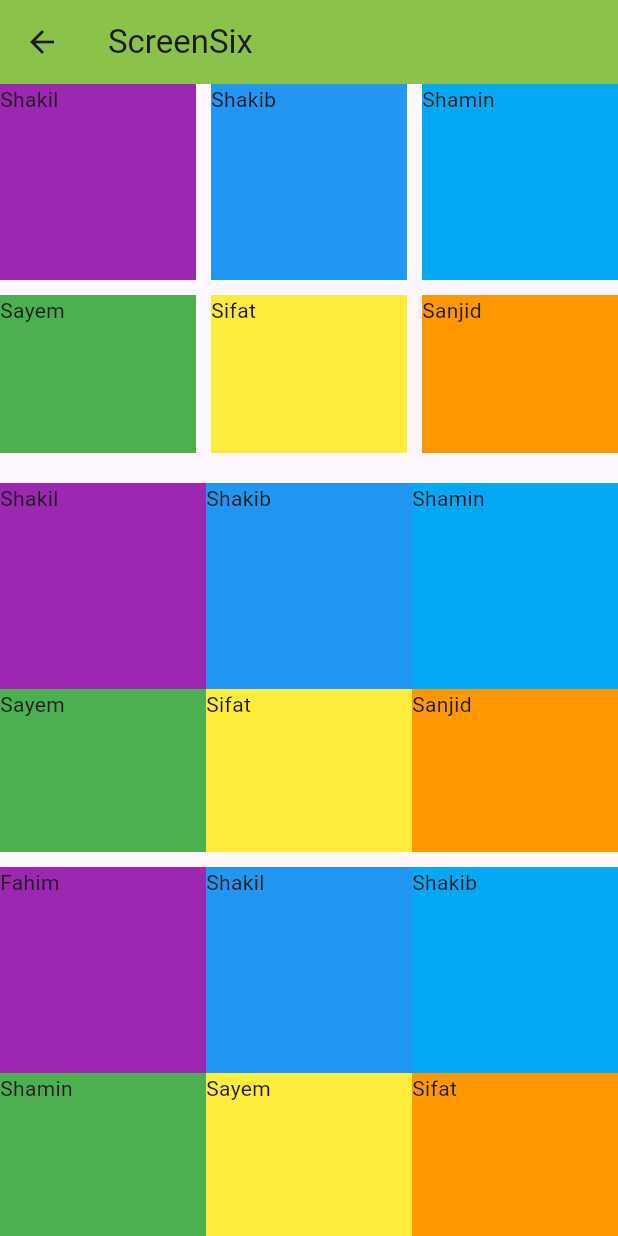
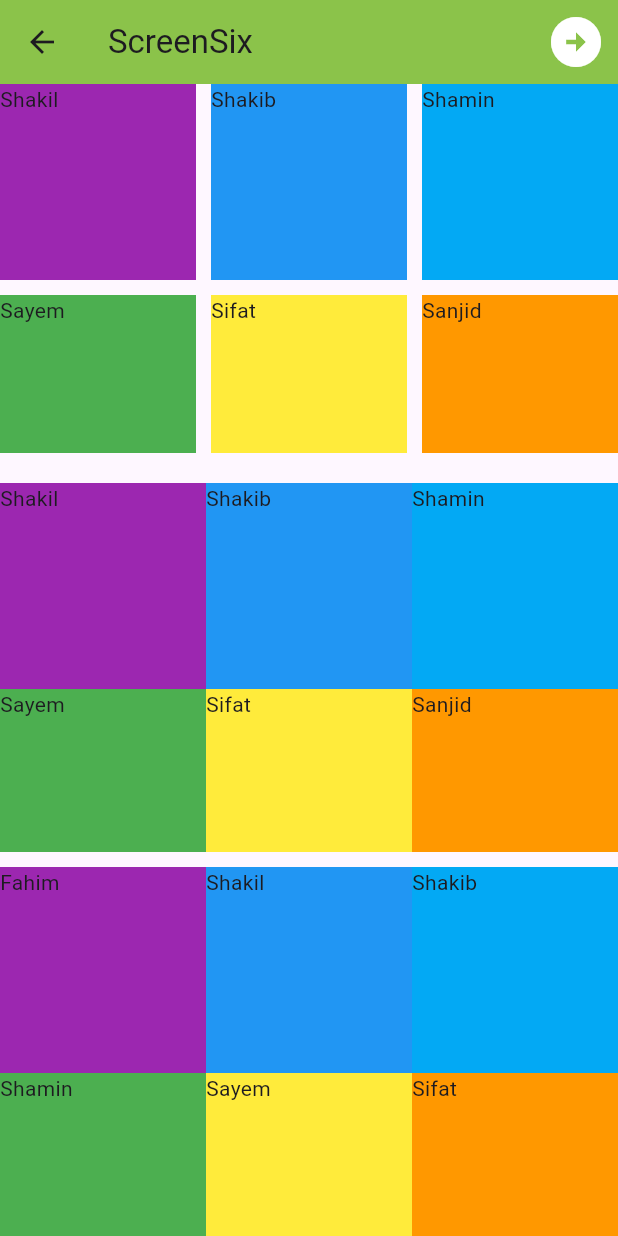
Before and after one commit to FAHIMSHAKIL102/flutter_wscube_practice, a Flutter app: the Screensix screen opened directly, on a phone screen of 412 x 824 dp. Run offline on Flutter 3.47's test engine with Material 3 defaults, Android fonts, the phone set to English and light mode, and no system bars; network calls fail.

Commit message:
add_icon

```diff
--- a/lib/screensix.dart
+++ b/lib/screensix.dart
@@ -1,4 +1,5 @@
 import 'package:flutter/material.dart';
+import 'package:flutter_wscube_practice/screenseven.dart';
 
 class Screensix extends StatefulWidget {
   const Screensix({super.key});
@@ -34,6 +35,17 @@ class _ScreensixState extends State<Screensix> {
       appBar: AppBar(
         title: Text('ScreenSix'),
         backgroundColor: Colors.lightGreen,
+        actions: [
+          IconButton(
+            onPressed: () {
+              Navigator.push(
+                context,
+                MaterialPageRoute(builder: (context) => Screenseven()),
+              );
+            },
+            icon: Icon(Icons.arrow_circle_right,size: 40,color: Colors.white,),
+          ),
+        ],
       ),
       body: Column(
         children: [
```
